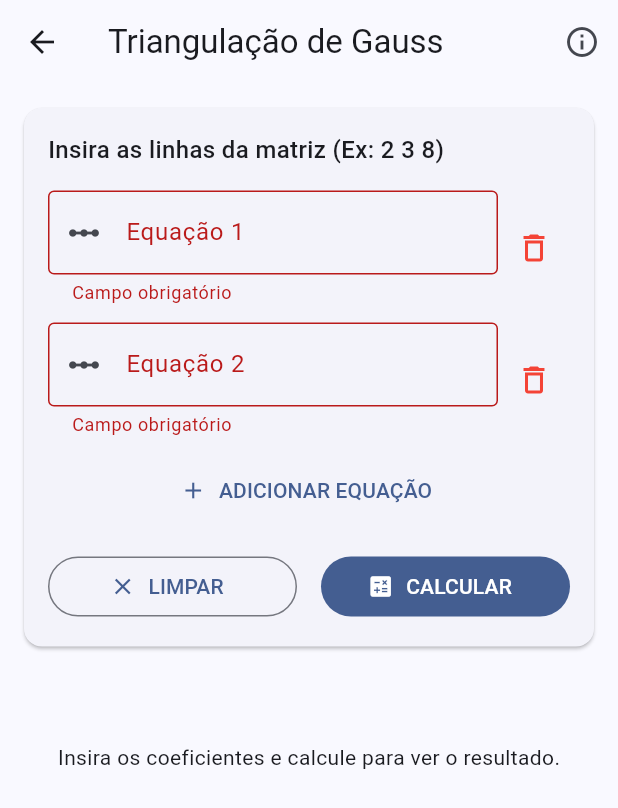
After one commit to ArthurHoshino/calculo-numerico, a Flutter app: the TriangulacaoGaussView screen opened directly, after a tap on the "delete outline" icon, after a tap on "ADICIONAR EQUAÇÃO", after a tap on "CALCULAR", on a phone screen of 412 x 824 dp. The commit adds this screen. Shown: the top 808 px of the screen. Run offline on Flutter 3.47's test engine with Material 3 defaults, Android fonts, the phone set to English and light mode, and no system bars; missing offline and left inert: fraction, function_tree.

Commit message:
Implementacao do metodo de triangulacao de Gauss

```diff
--- a/lib/modules/home/home_view.dart
+++ b/lib/modules/home/home_view.dart
@@ -3,6 +3,7 @@ import 'package:calculo_numerico/modules/metodos/newton_raphson.dart';
 import 'package:flutter/material.dart';
 
 import '../../core/componentes/componentes.dart';
+import '../metodos/triangulacao_gauss.dart';
 
 class HomeView extends StatelessWidget {
   const HomeView({super.key});
@@ -41,8 +42,13 @@ class HomeView extends StatelessWidget {
             ),
             MetodoCard(
               context: context,
-              titulo: 'Secante',
-              icone: Icons.auto_graph_rounded,
+              titulo: 'Triangulação de Gauss',
+              icone: Icons.calculate,
+              onTap: () => Navigator.push(
+                context,
+                MaterialPageRoute(builder: (context) => const TriangulacaoGaussView())
+              ),
+              isActive: true,
             ),
           ],
         ),
--- /dev/null
+++ b/lib/modules/metodos/triangulacao_gauss.dart
@@ -0,0 +1,348 @@
+import 'package:flutter/material.dart';
+import 'package:fraction/fraction.dart';
+import '../../core/componentes/componentes.dart';
+
+class TriangulacaoGaussView extends StatefulWidget {
+  const TriangulacaoGaussView({super.key});
+
+  @override
+  State<TriangulacaoGaussView> createState() => _TriangulacaoGaussViewState();
+}
+
+class _TriangulacaoGaussViewState extends State<TriangulacaoGaussView> {
+  final _formKey = GlobalKey<FormState>();
+
+  // Lista dinâmica de controllers para as equações/linhas da matriz
+  final List<TextEditingController> _controllers = [
+    TextEditingController(),
+    TextEditingController(),
+  ];
+
+  bool _calculating = false;
+  List<Fraction>? _solucao;
+  List<List<Fraction>>? _matrizTriangular;
+
+  void _addInput() {
+    setState(() {
+      _controllers.add(TextEditingController());
+    });
+  }
+
+  void _removeInput(int index) {
+    if (_controllers.length > 1) {
+      setState(() {
+        _controllers[index].dispose();
+        _controllers.removeAt(index);
+      });
+    }
+  }
+
+  void _calcular() async {
+    if (!_formKey.currentState!.validate()) return;
+
+    setState(() {
+      _calculating = true;
+      _solucao = null;
+      _matrizTriangular = null;
+    });
+
+    try {
+      List<List<Fraction>> matriz = [];
+
+      for (var controller in _controllers) {
+        String texto = controller.text.trim().replaceAll(RegExp(r'\s+'), ' ');
+        if (texto.isEmpty) continue;
+
+        List<Fraction> linha = texto.split(' ').map((e) => Fraction.fromString(e)).toList();
+        matriz.add(linha);
+      }
+
+      int n = matriz.length;
+      if (n == 0) throw Exception('Insira ao menos uma linha.');
+
+      // Validação: cada linha deve ter n coeficientes + 1 termo independente
+      for (var linha in matriz) {
+        if (linha.length != n + 1) {
+          throw Exception('Cada linha deve ter exatamente ${n + 1} valores (coeficientes e termo independente).');
+        }
+      }
+
+      // 1. Triangulação de Gauss com Pivoteamento Parcial
+      for (int i = 0; i < n; i++) {
+        // Encontrar o maior pivô na coluna i (pivoteamento parcial)
+        int linhaMaxima = i;
+        Fraction valorMaximo = matriz[i][i];
+        for (int k = i + 1; k < n; k++) {
+          Fraction valorAtual = matriz[k][i];
+          if (valorAtual.compareTo(valorMaximo) > 0) {
+            valorMaximo = valorAtual;
+            linhaMaxima = k;
+          }
+        }
+
+        // Trocar linhas i e linhaMaxima
+        List<Fraction> temp = matriz[i];
+        matriz[i] = matriz[linhaMaxima];
+        matriz[linhaMaxima] = temp;
+
+        // Se o pivô for zero, o sistema pode não ter solução única
+        if (matriz[i][i].toDouble() == 0) {
+          throw Exception('Pivô nulo encontrado na coluna ${i + 1}. O sistema pode não ter uma solução única.');
+        }
+
+        // Zerar os elementos abaixo do pivô
+        for (int j = i + 1; j < n; j++) {
+          Fraction multiplicador = (matriz[j][i] / matriz[i][i]).reduce();
+
+          for (int k = i; k <= n; k++) {
+            matriz[j][k] = (matriz[j][k] - (multiplicador * matriz[i][k])).reduce();
+          }
+        }
+      }
+
+      // 2. Substituição Regressiva
+      List<Fraction> x = List.filled(n, Fraction(0));
+      for (int i = n - 1; i >= 0; i--) {
+        Fraction soma = Fraction(0);
+        for (int j = i + 1; j < n; j++) {
+          soma = (soma + (matriz[i][j] * x[j])).reduce();
+        }
+        x[i] = ((matriz[i][n] - soma) / matriz[i][i]).reduce();
+      }
+
+      setState(() {
+        _solucao = x;
+        _matrizTriangular = matriz;
+      });
+
+    } catch (e) {
+      ScaffoldMessenger.of(context).showSnackBar(
+        SnackBar(content: Text('Erro: ${e.toString()}')),
+      );
+    } finally {
+      setState(() => _calculating = false);
+    }
+  }
+
+  void _limparFormulario() {
+    setState(() {
+      for (var controller in _controllers) {
+        controller.clear();
+      }
+      _solucao = null;
+      _matrizTriangular = null;
+      _calculating = false;
+    });
+  }
+
+  void _showInfo() {
+    InfoDialog.show(
+      context,
+      titulo: 'Triangulação de Gauss',
+      conteudo: [
+        const Text(
+          'Este método transforma um sistema linear em um sistema triangular superior equivalente.',
+          style: TextStyle(fontWeight: FontWeight.bold),
+        ),
+        const SizedBox(height: 16),
+        const Text('Como usar:', style: TextStyle(fontWeight: FontWeight.bold)),
+        const SizedBox(height: 8),
+        const Text('• Insira cada linha do sistema (coeficientes e termo independente).'),
+        const Text('• Exemplo para 2x - 3y + 0z = 8/3: "2 -3 0 8/3"'),
+        const Text('• Clique no botão "+" para adicionar mais equações.'),
+        const SizedBox(height: 16),
+        const Text(
+          'O algoritmo utiliza pivoteamento parcial (seleciona o maior valor da coluna para o topo) para maior estabilidade numérica.',
+        ),
+      ],
+    );
+  }
+
+  @override
+  void dispose() {
+    for (var controller in _controllers) {
+      controller.dispose();
+    }
+    super.dispose();
+  }
+
+  @override
+  Widget build(BuildContext context) {
+    return Scaffold(
+      appBar: AppBar(
+        title: const Text('Triangulação de Gauss'),
+        actions: [
+          IconButton(
+            onPressed: _showInfo,
+            icon: const Icon(Icons.info_outline),
+            tooltip: 'Informações',
+          ),
+        ],
+      ),
+      body: SafeArea(
+        child: ListView(
+          children: [
+            // --- INPUT AREA ---
+            Card(
+              margin: const EdgeInsets.all(16),
+              child: Padding(
+                padding: const EdgeInsets.all(16),
+                child: Form(
+                  key: _formKey,
+                  child: Column(
+                    crossAxisAlignment: CrossAxisAlignment.start,
+                    children: [
+                      const Text(
+                        'Insira as linhas da matriz (Ex: 2 3 8)',
+                        style: TextStyle(fontSize: 16, fontWeight: FontWeight.w500),
+                      ),
+                      const SizedBox(height: 16),
+
+                      // Gerador dinâmico de campos
+                      ..._controllers.asMap().entries.map((entry) {
+                        int idx = entry.key;
+                        return Padding(
+                          padding: const EdgeInsets.only(bottom: 12),
+                          child: Row(
+                            children: [
+                              Expanded(
+                                child: TextFormField(
+                                  controller: entry.value,
+                                  decoration: InputDecoration(
+                                    labelText: 'Equação ${idx + 1}',
+                                    border: const OutlineInputBorder(),
+                                    hintText: 'Valores separados por espaço',
+                                    prefixIcon: const Icon(Icons.linear_scale),
+                                  ),
+                                  validator: (v) => v!.isEmpty ? 'Campo obrigatório' : null,
+                                ),
+                              ),
+                              if (_controllers.length > 1)
+                                IconButton(
+                                  icon: const Icon(Icons.delete_outline, color: Colors.red),
+                                  onPressed: () => _removeInput(idx),
+                                ),
+                            ],
+                          ),
+                        );
+                      }),
+
+                      // Botão para adicionar mais campos
+                      Center(
+                        child: TextButton.icon(
+                          onPressed: _addInput,
+                          icon: const Icon(Icons.add),
+                          label: const Text('ADICIONAR EQUAÇÃO'),
+                        ),
+                      ),
+
+                      const SizedBox(height: 16),
+
+                      Row(
+                        children: [
+                          // Botão Secundário: Limpar
+                          Expanded(
+                            child: OutlinedButton.icon(
+                              onPressed: _calculating ? null : _limparFormulario,
+                              icon: const Icon(Icons.clear),
+                              label: const Text('LIMPAR'),
+                            ),
+                          ),
+                          const SizedBox(width: 16),
+                          // Botão Principal: Calcular
+                          Expanded(
+                            child: FilledButton.icon(
+                              onPressed: _calculating ? null : _calcular,
+                              icon: _calculating
+                                  ? const SizedBox(width: 20, height: 20, child: CircularProgressIndicator(strokeWidth: 2, color: Colors.white))
+                                  : const Icon(Icons.calculate),
+                              label: const Text('CALCULAR'),
+                            ),
+                          ),
+                        ],
+                      ),
+                    ],
+                  ),
+                ),
+              ),
+            ),
+
+            // --- RESULTS AREA ---
+            if (_solucao != null) ...[
+              const Divider(),
+              Padding(
+                padding: const EdgeInsets.all(16),
+                child: Column(
+                  crossAxisAlignment: CrossAxisAlignment.start,
+                  children: [
+                    const Text(
+                      'Solução do Sistema:',
+                      style: TextStyle(fontSize: 18, fontWeight: FontWeight.bold),
+                    ),
+                    const SizedBox(height: 12),
+                    ..._solucao!.asMap().entries.map((entry) {
+                      return Card(
+                        color: Colors.blue.shade50,
+                        child: ListTile(
+                          leading: CircleAvatar(
+                            backgroundColor: Colors.blue,
+                            child: Text('x${entry.key + 1}', style: const TextStyle(color: Colors.white, fontSize: 12)),
+                          ),
+                          title: Text(
+                            entry.value.toString(),
+                            style: const TextStyle(fontWeight: FontWeight.bold, fontSize: 18),
+                          ),
+                          subtitle: Text('≈ ${entry.value.toDouble().toStringAsFixed(6)}'),
+                        ),
+                      );
+                    }),
+
+                    if (_matrizTriangular != null) ...[
+                      const SizedBox(height: 24),
+                      const Text(
+                        'Matriz Escalonada (Triangular Superior):',
+                        style: TextStyle(fontSize: 16, fontWeight: FontWeight.bold),
+                      ),
+                      const SizedBox(height: 8),
+                      SingleChildScrollView(
+                        scrollDirection: Axis.horizontal,
+                        child: Container(
+                          decoration: BoxDecoration(
+                            border: Border.all(color: Colors.grey.shade300),
+                            borderRadius: BorderRadius.circular(8),
+                          ),
+                          child: Table(
+                            defaultColumnWidth: const IntrinsicColumnWidth(),
+                            children: _matrizTriangular!.map((linha) {
+                              return TableRow(
+                                children: linha.map((celula) {
+                                  return Container(
+                                    padding: const EdgeInsets.symmetric(horizontal: 16, vertical: 12),
+                                    child: Text(
+                                      celula.toString(),
+                                      textAlign: TextAlign.center,
+                                      style: const TextStyle(fontFamily: 'monospace'),
+                                    ),
+                                  );
+                                }).toList(),
+                              );
+                            }).toList(),
+                          ),
+                        ),
+                      ),
+                    ],
+                  ],
+                ),
+              ),
+            ] else if (!_calculating) ...[
+              const Padding(
+                padding: EdgeInsets.symmetric(vertical: 48),
+                child: Center(child: Text("Insira os coeficientes e calcule para ver o resultado.")),
+              )
+            ]
+          ],
+        ),
+      ),
+    );
+  }
+}
--- a/pubspec.yaml
+++ b/pubspec.yaml
@@ -35,6 +35,7 @@ dependencies:
   # Use with the CupertinoIcons class for iOS style icons.
   cupertino_icons: ^1.0.8
   function_tree: ^0.9.1
+  fraction: ^5.0.5
 
 dev_dependencies:
   flutter_test:
```
Also changed, not shown: pubspec.lock.
